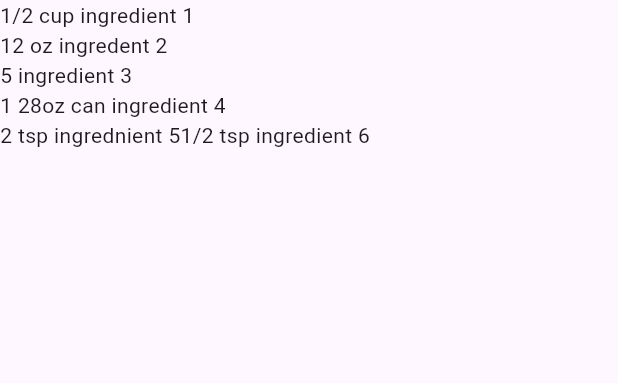
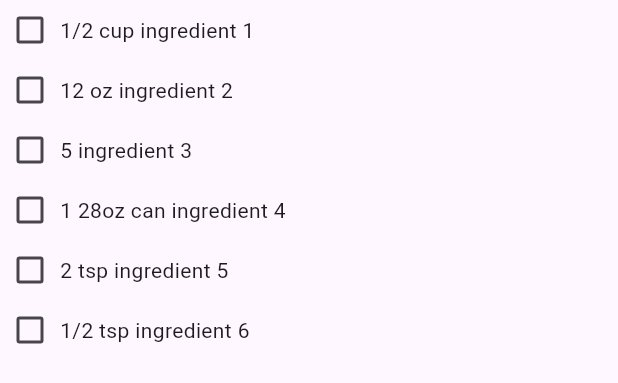
Before and after one commit to murphy-aaron/cookbook_flutter, a Flutter app: the IngredientList widget shown alone on an empty page, opened directly, on a phone screen of 412 x 824 dp. Shown: the top 383 px of the screen. Run offline on Flutter 3.47's test engine with Material 3 defaults, Android fonts, the phone set to English and light mode, and no system bars; network calls fail.

Commit message:
Updated ingredient list to include checkboxes

```diff
--- a/lib/components/ingredient_list.dart
+++ b/lib/components/ingredient_list.dart
@@ -1,3 +1,4 @@
+import 'package:cookbook_flutter/components/ingredient_list_item.dart';
 import 'package:flutter/material.dart';
 
 class IngredientList extends StatefulWidget {
@@ -11,19 +12,29 @@ class _IngredientListState extends State<IngredientList> {
 
   List<String> ingredients = [
     '1/2 cup ingredient 1',
-    '12 oz ingredent 2',
+    '12 oz ingredient 2',
     '5 ingredient 3',
     '1 28oz can ingredient 4',
-    '2 tsp ingrednient 5'
+    '2 tsp ingredient 5',
     '1/2 tsp ingredient 6'
   ];
+
+  List<bool> ingredientsChecked = List.filled(6, false, growable: false);
 
   @override
   Widget build(BuildContext context) {
     return ListView.builder(
         itemBuilder: (context, index) {
           final String ingredient = ingredients[index];
-          return Text(ingredient);
+          return IngredientListItem(
+              ingredientName: ingredient,
+              isChecked: ingredientsChecked[index],
+              checkboxCallback: (checkboxState) {
+                setState(() {
+                  ingredientsChecked[index] = checkboxState!;
+                });
+              }
+          );
         },
       itemCount: ingredients.length,
       scrollDirection: Axis.vertical,
--- /dev/null
+++ b/lib/components/ingredient_list_item.dart
@@ -0,0 +1,26 @@
+import 'package:cookbook_flutter/util/constants.dart';
+import 'package:flutter/material.dart';
+
+class IngredientListItem extends StatelessWidget {
+  const IngredientListItem({required this.ingredientName, required this.isChecked, required this.checkboxCallback});
+
+  final String ingredientName;
+  final bool isChecked;
+  final Function(bool?) checkboxCallback;
+
+  @override
+  Widget build(BuildContext context) {
+    return Row(
+      children: [
+      Checkbox(
+        materialTapTargetSize: MaterialTapTargetSize.shrinkWrap,
+        splashRadius: 0,
+        activeColor: kPrimaryColor,
+        value: isChecked,
+        onChanged: checkboxCallback,
+      ),
+        Text(ingredientName)
+      ]
+    );
+  }
+}
--- a/lib/screens/recipe_screen.dart
+++ b/lib/screens/recipe_screen.dart
@@ -1,5 +1,5 @@
 import 'package:cookbook_flutter/components/ingredient_list.dart';
-import 'package:cookbook_flutter/components/recipe_image.dart';
+import 'package:cookbook_flutter/util/constants.dart';
 import 'package:flutter/material.dart';
 
 class RecipeScreen extends StatelessWidget {
@@ -40,9 +40,13 @@ class RecipeScreen extends StatelessWidget {
                 ),
                 SizedBox(height: 10),
                 Row(
+                  mainAxisAlignment: MainAxisAlignment.center,
                   children: [
                     Icon(Icons.timelapse),
-                    Text(' Total: 60 minutes')
+                    Text(' Total: 60 minutes'),
+                    SizedBox(width: 50),
+                    Icon(Icons.dining_outlined),
+                    Text('Makes: 4 servings')
                   ],
                 ),
                 SizedBox(height: 10),
@@ -52,7 +56,7 @@ class RecipeScreen extends StatelessWidget {
                   'Ingredients',
                   style: TextStyle(fontWeight: FontWeight.bold, fontSize: 20),
                 ),
-                IngredientList()
+                IngredientList(),
               ],
             ),
           )
```
